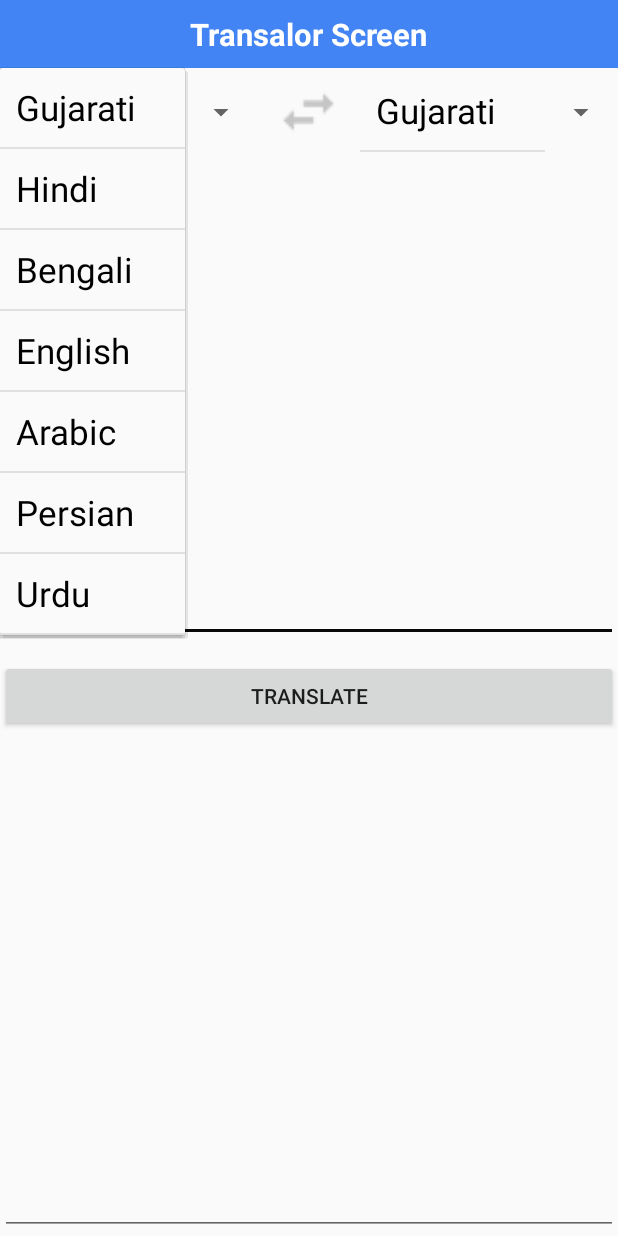
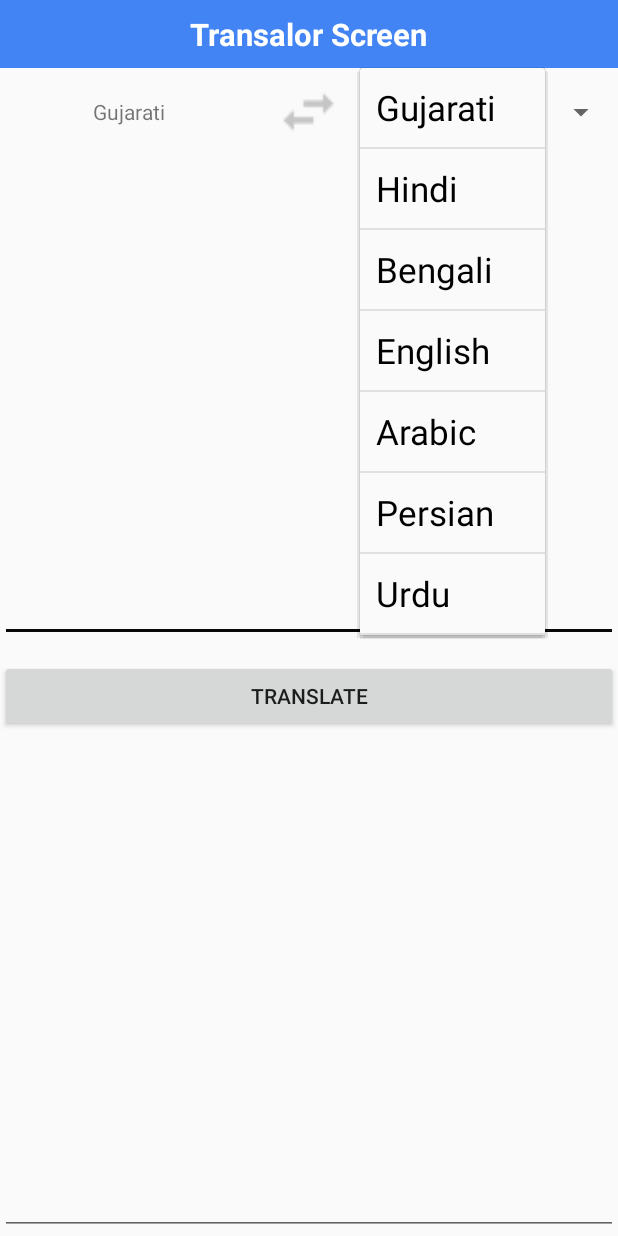
Before and after one commit to FazliMolaJan/SpeechToText, an Android app: the TranslateActivity screen opened directly, with no data from a screen before it, after a tap on "Gujarati", on a phone screen of 412 x 824 dp. Run offline under Robolectric (Android 15) with nearby library versions, the phone set to English and light mode, and no system bars; our stand-ins replace sdp/ssp sizes; libraries missing offline, so code that uses them is left out: com.androidnetworking, com.androidnetworking.common, com.androidnetworking.error, com.androidnetworking.interfaces; 1 statement that could not run was skipped.

Commit message:
Alll fils commited...Sakib Syed

```diff
--- a/app/src/main/java/com/fahmtechnologies/speechtotext/Activity/TranslateActivity.java
+++ b/app/src/main/java/com/fahmtechnologies/speechtotext/Activity/TranslateActivity.java
@@ -7,6 +7,7 @@ import android.widget.AdapterView;
 import android.widget.Button;
 import android.widget.EditText;
 import android.widget.Spinner;
+import android.widget.TextView;
 
 import androidx.appcompat.app.AppCompatActivity;
 
@@ -36,13 +37,14 @@ public class TranslateActivity extends AppCompatActivity {
     private String mLanguageCodeFrom = "en";
     private String mLanguageCodeTo = "gu";
     private Button btnTranslante;
-    private Spinner spinner_language_from, spinner_language_to;
+    private Spinner spinner_language_to;
     private SpinnerAdapter adapterFromLang;
     private ArrayList<Languages> alLanguage;
     private MainActivityDao mainActivityDao;
     private EditText edtToLanguage, edtFromLanguage;
     private HeaderForActivity headerTranslateScreen;
-    private int intSelectedLanguage =  0;
+    private int intSelectedLanguage = 0;
+    private TextView tvSelectedLang;
 
 
     @Override
@@ -62,8 +64,9 @@ public class TranslateActivity extends AppCompatActivity {
         setAllDropDown();
 
         // TODO: 22-10-2019 Set default dropdown
-        intSelectedLanguage = getIntent().getIntExtra(GlobalData.SELECTED_LANG_ID,0);
-        spinner_language_from.setSelection(intSelectedLanguage);
+        intSelectedLanguage = getIntent().getIntExtra(GlobalData.SELECTED_LANG_ID, 0);
+        tvSelectedLang.setText(alLanguage.get(intSelectedLanguage).getStrLaguages());
+
         edtFromLanguage.setText(getIntent().getStringExtra(GlobalData.SELECTED_TEXT));
         setSpinnerSelection();
     }
@@ -74,24 +77,10 @@ public class TranslateActivity extends AppCompatActivity {
         alLanguage.addAll(mainActivityDao.setLanguageArray(TranslateActivity.this));
         adapterFromLang = new SpinnerAdapter(TranslateActivity.this, alLanguage);
 
-        spinner_language_from.setAdapter(adapterFromLang);
         spinner_language_to.setAdapter(adapterFromLang);
     }
 
     private void setSpinnerSelection() {
-        spinner_language_from.setOnItemSelectedListener(new AdapterView.OnItemSelectedListener() {
-            @Override
-            public void onItemSelected(AdapterView<?> adapterView, View view, int position, long l) {
-                mLanguageCodeFrom = alLanguage.get(position).getStrLangId();
-                LogM.Loge(" Selected Language => " + alLanguage.get(position).getStrLaguages());
-            }
-
-            @Override
-            public void onNothingSelected(AdapterView<?> adapterView) {
-
-            }
-        });
-
         spinner_language_to.setOnItemSelectedListener(new AdapterView.OnItemSelectedListener() {
             @Override
             public void onItemSelected(AdapterView<?> adapterView, View view, int position, long l) {
@@ -134,15 +123,14 @@ public class TranslateActivity extends AppCompatActivity {
         }
     };
 
-
     private void getIds() {
         try {
             btnTranslante = findViewById(R.id.btnTranslante);
             spinner_language_to = findViewById(R.id.spinner_language_to);
-            spinner_language_from = findViewById(R.id.spinner_language_from);
             edtFromLanguage = findViewById(R.id.edtFromLanguage);
             edtToLanguage = findViewById(R.id.edtToLanguage);
             headerTranslateScreen = findViewById(R.id.headerTranslateScreen);
+            tvSelectedLang = findViewById(R.id.tvSelectedLang);
         } catch (Exception e) {
             e.printStackTrace();
         }
--- a/app/src/main/res/layout/activity_main.xml
+++ b/app/src/main/res/layout/activity_main.xml
@@ -14,11 +14,10 @@
 
     <Button
         android:id="@+id/btnTextTranslate"
-        android:text="Translate"
         android:layout_width="wrap_content"
         android:layout_height="wrap_content"
         android:layout_gravity="end"
-        />
+        android:text="Translate" />
 
     <RelativeLayout
         android:layout_width="match_parent"
@@ -32,7 +31,7 @@
             android:id="@+id/sprLang"
             android:layout_width="match_parent"
             android:layout_height="@dimen/_40sdp"
-            android:background="@drawable/call_login_background"
+            android:spinnerMode="dropdown"
             android:text="Gujarati"
             android:textSize="@dimen/_13sdp" />
 
--- a/app/src/main/res/layout/activity_translate.xml
+++ b/app/src/main/res/layout/activity_translate.xml
@@ -18,12 +18,20 @@
         android:layout_below="@+id/headerTranslateScreen"
         android:orientation="horizontal">
 
+        <TextView
+            android:id="@+id/tvSelectedLang"
+            android:layout_width="0dp"
+            android:layout_height="match_parent"
+            android:layout_weight="0.5"
+            android:gravity="center" />
+
         <Spinner
             android:id="@+id/spinner_language_from"
             android:layout_width="0dp"
             android:layout_height="match_parent"
             android:layout_weight="0.5"
-            android:spinnerMode="dropdown" />
+            android:spinnerMode="dropdown"
+            android:visibility="gone" />
 
         <ImageView
             android:id="@+id/image_swap"
```
